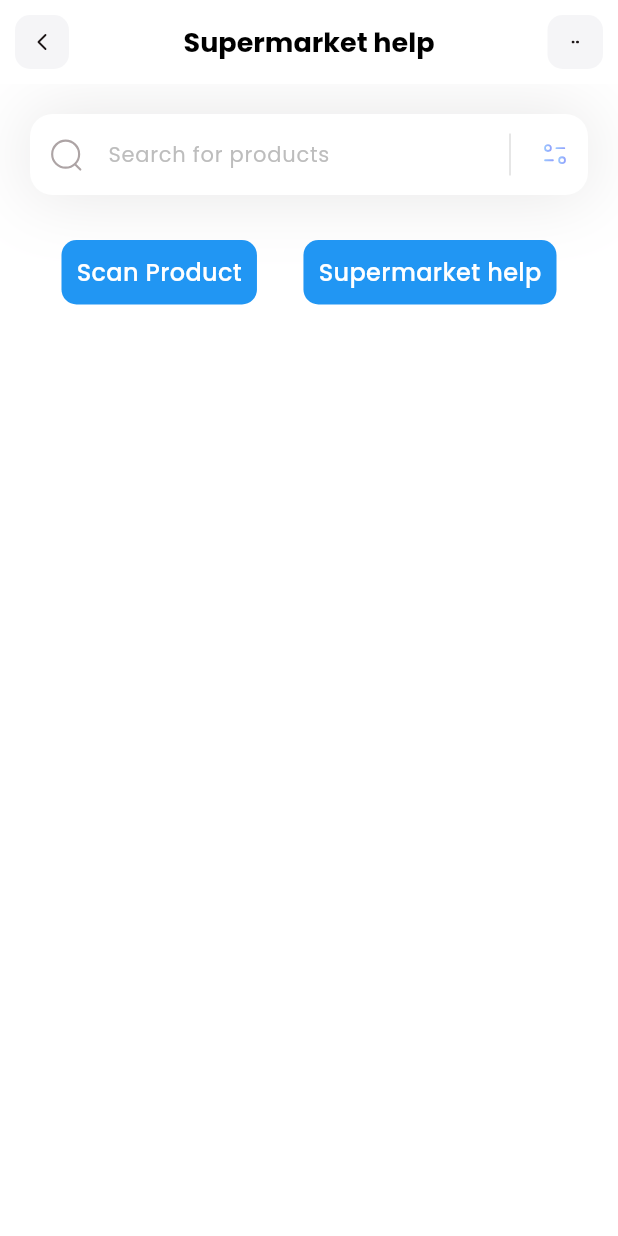
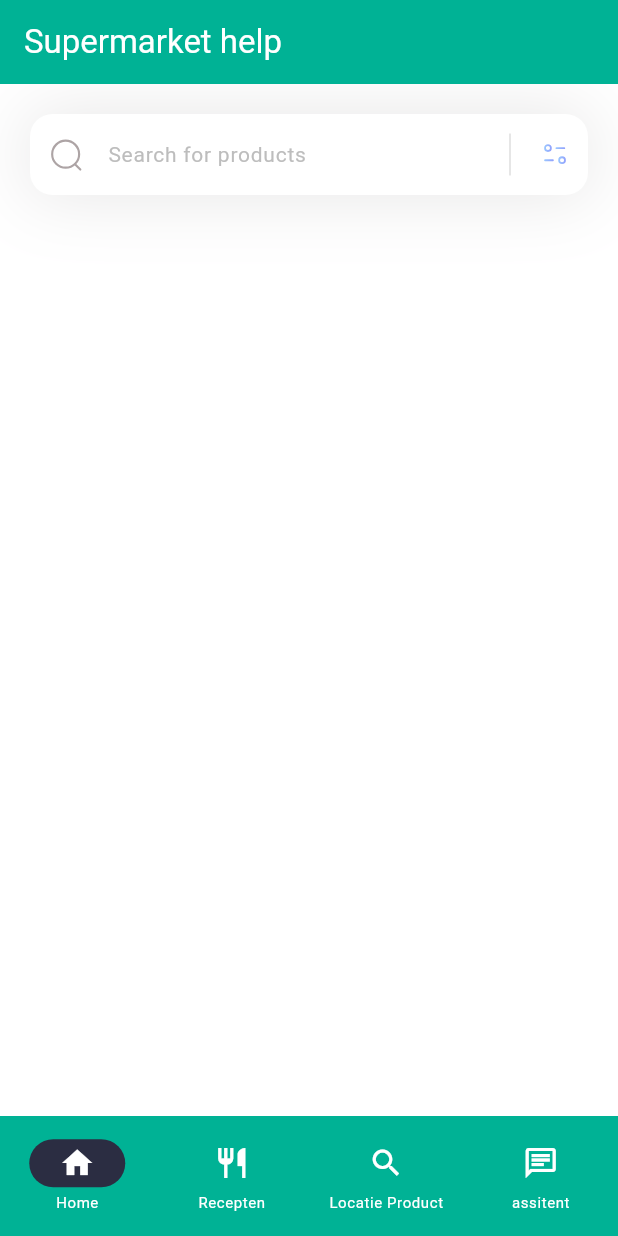
Before and after one commit to Zhantie/storeHelper, a Flutter app: the screen it shows after launch, on a phone screen of 412 x 824 dp. Run offline on Flutter 3.47's test engine with Material 3 defaults, Android fonts, the phone set to English and light mode, and no system bars; our stand-ins replace camera, dash_chat_2, flutter_dotenv, flutter_svg, get, permission_handler; missing offline and left inert: chat_gpt_sdk, flutter_tflite.

Commit message:
using material 3 design - added navigation bar - changed colors - removed old app bar

```diff
--- a/fitness/lib/main.dart
+++ b/fitness/lib/main.dart
@@ -1,5 +1,9 @@
+import 'package:fitness/screens/chat_screen.dart';
 import 'package:fitness/screens/home_screen.dart';
+import 'package:fitness/screens/location_screen.dart';
+import 'package:fitness/screens/recipe_screen.dart';
 import 'package:flutter/material.dart';
+import 'package:flutter/services.dart';
 import 'package:flutter_dotenv/flutter_dotenv.dart';
 
 Future<void> main() async {
@@ -10,12 +14,57 @@ Future<void> main() async {
 class MyApp extends StatelessWidget {
   const MyApp({super.key});
 
-  @override
+   @override
   Widget build(BuildContext context) {
+    // Set the navigation color for android devices.
+    SystemChrome.setSystemUIOverlayStyle(
+      const SystemUiOverlayStyle(
+        systemNavigationBarColor: Color(0xFF00B295),
+        systemNavigationBarDividerColor: Color(0xFF00B295),
+        systemNavigationBarIconBrightness: Brightness.light,
+      ),
+    );
     return MaterialApp(
-      debugShowCheckedModeBanner: false,
-      theme: ThemeData(fontFamily: 'Poppins'),
-      home: const HomePage(),
+      theme: ThemeData(
+        useMaterial3: true,
+        colorScheme: const ColorScheme(
+          primary: Color(0xFF00B295),
+          secondary: Color(0xFF2B2D42),
+          surface: Colors.white,
+          background: Colors.white,
+          error: Colors.red,
+          onPrimary: Colors.white,
+          onSecondary: Colors.white,
+          onSurface: Colors.black,
+          onBackground: Colors.black,
+          onError: Colors.white,
+          brightness: Brightness.light,
+        ),
+        textTheme: const TextTheme(
+          headlineMedium: TextStyle(
+            fontSize: 18.0,
+            fontWeight: FontWeight.bold,
+          ),
+          headlineSmall: TextStyle(
+            fontSize: 18.0,
+            fontWeight: FontWeight.bold,
+          ),
+          bodySmall: TextStyle(
+            fontSize: 10.0,
+          ),
+          bodyMedium: TextStyle(
+            fontSize: 16.0,
+          ),
+        ),
+      ),
+      routes: {
+        // '/': (context) => const SplashScreen(),
+        '/home': (context) => const HomeScreen(),
+        '/recepten': (context) => const RecipeScreen(),
+        '/location': (context) => const LocationProductScreen(),
+        '/chat': (context) => const ChatScreen(),
+      },
+      initialRoute: '/home',
     );
   }
 }
--- /dev/null
+++ b/fitness/lib/navbar/navbar.dart
@@ -0,0 +1,103 @@
+import 'package:flutter/material.dart';
+
+class Navbar extends StatefulWidget {
+  const Navbar({super.key, required this.currentRoute});
+
+  final String currentRoute;
+
+  @override
+  State<Navbar> createState() => _NavbarState();
+}
+
+class _NavbarState extends State<Navbar> {
+  String? currentRoute;
+
+  @override
+  void initState() {
+    super.initState();
+
+    currentRoute = widget.currentRoute;
+  }
+
+  final List<String> _routeNames = [
+    '/home',
+    '/recepten',
+    '/location',
+    '/chat',
+  ];
+
+  int? getRouteIndex() {
+    for (String route in _routeNames) {
+      if (currentRoute == null) return 0;
+      if (currentRoute!.startsWith(route)) {
+        return _routeNames.indexOf(route);
+      }
+    }
+  }
+
+  void attemptPush(int index) {
+    String goal = _routeNames[index];
+    if (currentRoute == goal) return; // Don't push if already on the route
+    if (currentRoute!.startsWith(goal)) {
+      Navigator.pop(context); // We are on a subroute, pop one route back
+      return;
+    }
+    // Push as a replacement
+    Navigator.pushReplacementNamed(context, _routeNames[index]);
+  }
+
+  TextStyle _getTextStyle(BuildContext context, bool isSelected) {
+    final color =
+        isSelected ? Theme.of(context).colorScheme.surface : Colors.white;
+    return (Theme.of(context).textTheme.bodySmall ?? const TextStyle())
+        .copyWith(color: color);
+  }
+
+  IconThemeData _getIconThemeData(BuildContext context, bool isSelected) {
+    final color =
+        isSelected ? Theme.of(context).colorScheme.surface : Colors.white;
+    return IconThemeData(color: color);
+  }
+
+  @override
+  Widget build(BuildContext context) {
+    return Theme(
+      data: Theme.of(context).copyWith(
+        navigationBarTheme: NavigationBarThemeData(
+          labelTextStyle: MaterialStateProperty.resolveWith<TextStyle>(
+            (states) =>
+                _getTextStyle(context, states.contains(MaterialState.selected)),
+          ),
+          iconTheme: MaterialStateProperty.resolveWith<IconThemeData>(
+            (states) => _getIconThemeData(
+                context, states.contains(MaterialState.selected)),
+          ),
+        ),
+      ),
+      child: NavigationBar(
+        backgroundColor: Theme.of(context).colorScheme.primary,
+        indicatorColor: Theme.of(context).colorScheme.secondary,
+        destinations: const <Widget>[
+          NavigationDestination(
+            icon: Icon(Icons.home),
+            label: 'Home',
+          ),
+          NavigationDestination(
+            icon: Icon(Icons.restaurant_sharp),
+            label: 'Recepten',
+          ),
+          NavigationDestination(
+            icon: Icon(Icons.search_outlined),
+            label: 'Locatie Product',
+          ),
+          NavigationDestination(
+            icon: Icon(Icons.chat_outlined),
+            label: 'assitent',
+          ),
+        ],
+        selectedIndex: getRouteIndex() ?? 0,
+        onDestinationSelected: attemptPush,
+      ),
+    );
+  }
+}
--- /dev/null
+++ b/fitness/lib/scaffolds/base_scaffold.dart
@@ -0,0 +1,45 @@
+import 'package:fitness/navbar/navbar.dart';
+import 'package:flutter/material.dart';
+
+class BaseScaffold extends StatefulWidget {
+  const BaseScaffold(
+      {super.key, required this.body, this.appBar, this.showNavbar = true, });
+
+  final Widget body;
+  final AppBar? appBar;
+  final bool showNavbar;
+
+  @override
+  State<BaseScaffold> createState() => _BaseScaffoldState();
+}
+
+class _BaseScaffoldState extends State<BaseScaffold> {
+  String _currentRoute = "/home";
+
+  @override
+  void initState() {
+    super.initState();
+  }
+
+  @override
+  void didChangeDependencies() {
+    super.didChangeDependencies();
+
+    _currentRoute = ModalRoute.of(context)?.settings.name ?? "/home";
+  }
+
+  @override
+  Widget build(BuildContext context) {
+    return Scaffold(
+      extendBody: true,
+      appBar: widget.appBar,
+      body: widget.body,
+      bottomNavigationBar: widget.showNavbar ? Hero(
+        tag: "navbar",
+        child: Navbar(
+          currentRoute: _currentRoute,
+        ),
+      ) : null,
+    );
+  }
+}
--- a/fitness/lib/screens/chat_screen.dart
+++ b/fitness/lib/screens/chat_screen.dart
@@ -1,5 +1,8 @@
 import 'package:chat_gpt_sdk/chat_gpt_sdk.dart';
 import 'package:dash_chat_2/dash_chat_2.dart';
+import 'package:fitness/scaffolds/base_scaffold.dart';
+import 'package:flutter/cupertino.dart';
+import 'package:flutter/widgets.dart';
 import 'package:flutter_dotenv/flutter_dotenv.dart';
 import 'package:flutter/material.dart';
 
@@ -32,14 +35,21 @@ class _ChatScreenState extends State<ChatScreen> {
     lastName: "help",
   );
 
+  List<String> _chipLabels = [
+    "Hulp bij allergieën",
+    "Productlocatie",
+    "Productvoorraad",
+    "Alternatieve producten",
+  ];
+
   List<ChatMessage> _messages = <ChatMessage>[];
   List<ChatUser> _typingUsers = <ChatUser>[];
 
   @override
   Widget build(BuildContext context) {
-    return Scaffold(
+    return BaseScaffold(
       appBar: AppBar(
-        backgroundColor: Colors.lightBlue,
+        backgroundColor: Theme.of(context).primaryColor,
         title: const Text(
           'Albert heijn Assistent',
           style: TextStyle(
@@ -47,18 +57,36 @@ class _ChatScreenState extends State<ChatScreen> {
           ),
         ),
       ),
-      body: DashChat(
+
+      body: Column(
+        children: [
+          // Wrap(
+          //   spacing: 8.0, // gap between adjacent chips
+          //   runSpacing: 4.0, // gap between lines
+          //   children: _chipLabels.map((String label) => Chip(
+          //     label: Text(label),
+          //   )).toList(),
+          // ),
+          Expanded(
+            child: DashChat(
                 currentUser: _currentUser,
                 typingUsers: _typingUsers,
-        messageOptions: const MessageOptions(
-          currentUserContainerColor: Colors.black,
-          containerColor: Colors.blue,
+                messageOptions: MessageOptions(
+                  currentUserContainerColor: Color(0xFF2B2D42),
+                  containerColor: Theme.of(context).primaryColor,
                   textColor: Colors.white,
                 ),
                 onSend: (ChatMessage message) {
                   getChatResponse(message);
                 },
                 messages: _messages,
+              ),
+          ),
+          // Expanded(
+          //   child:
+          // ),
+
+        ],
       ),
     );
   }
--- a/fitness/lib/screens/home_screen.dart
+++ b/fitness/lib/screens/home_screen.dart
@@ -1,89 +1,31 @@
+import 'package:fitness/scaffolds/base_scaffold.dart';
 import 'package:fitness/screens/chat_screen.dart';
 import 'package:fitness/views/camera_view.dart';
 import 'package:flutter/material.dart';
 import 'package:flutter_svg/flutter_svg.dart';
 import 'package:flutter_svg/svg.dart';
 
-class HomePage extends StatelessWidget {
-  const HomePage({super.key});
+class HomeScreen extends StatelessWidget {
+  const HomeScreen ({super.key});
 
   @override
   Widget build(BuildContext context) {
-    return Scaffold(
-      appBar: appBar(),
-      backgroundColor: Colors.white,
+    return BaseScaffold(
+      appBar: AppBar(
+        backgroundColor: Theme.of(context).primaryColor,
+        title: const Text(
+          'Supermarket help',
+          style: TextStyle(
+            color: Colors.white,
+          ),
+        ),
+      ),
       body: Column(
         crossAxisAlignment: CrossAxisAlignment.start,
         children: [
           _searchField(),
           const SizedBox(
             height: 20,
-          ),
-          Container(
-            padding: const EdgeInsets.all(10.0),
-            child: Row(
-              mainAxisAlignment: MainAxisAlignment.spaceEvenly,
-              children: [
-                GestureDetector(
-                  child: Container(
-                    padding: EdgeInsets.all(10),
-                    decoration: BoxDecoration(
-                      color: Colors.blue,
-                      borderRadius: BorderRadius.circular(
-                        10.0,
-                      ),
-                    ),
-                    child: const Center(
-                      child: Text(
-                        'Scan Product',
-                        style: TextStyle(
-                          color: Colors.white,
-                          fontSize: 16,
-                          fontWeight: FontWeight.w500,
-                        ),
-                      ),
-                    ),
-                  ),
-                  onTap: () {
-                    Navigator.push(
-                      context,
-                      MaterialPageRoute(
-                        builder: (context) => const CameraView(),
-                      ),
-                    );
-                  },
-                ),
-                GestureDetector(
-                  child: Container(
-                    padding: EdgeInsets.all(10),
-                    decoration: BoxDecoration(
-                      color: Colors.blue,
-                      borderRadius: BorderRadius.circular(
-                        10.0,
-                      ),
-                    ),
-                    child: const Center(
-                      child: Text(
-                        'Supermarket help',
-                        style: TextStyle(
-                          color: Colors.white,
-                          fontSize: 16,
-                          fontWeight: FontWeight.w500,
-                        ),
-                      ),
-                    ),
-                  ),
-                  onTap: () {
-                    Navigator.push(
-                      context,
-                      MaterialPageRoute(
-                        builder: (context) => ChatScreen(),
-                      ),
-                    );
-                  },
-                ),
-              ],
-            ),
           ),
         ],
       ),
--- /dev/null
+++ b/fitness/lib/screens/location_screen.dart
@@ -0,0 +1,16 @@
+import 'package:fitness/scaffolds/base_scaffold.dart';
+import 'package:fitness/views/camera_view.dart';
+import 'package:flutter/material.dart';
+
+class LocationProductScreen extends StatelessWidget {
+  const LocationProductScreen({super.key});
+
+  @override
+  Widget build(BuildContext context) {
+    return const BaseScaffold(
+      body: SafeArea(
+        child: CameraView(),
+      ),
+    );
+  }
+}
--- /dev/null
+++ b/fitness/lib/screens/recipe_screen.dart
@@ -0,0 +1,24 @@
+import 'package:fitness/scaffolds/base_scaffold.dart';
+import 'package:flutter/material.dart';
+
+class RecipeScreen extends StatelessWidget {
+  const RecipeScreen({super.key});
+
+  @override
+  Widget build(BuildContext context) {
+    return BaseScaffold(
+      appBar: AppBar(
+        title: const Text('Recepten'),
+      ),
+      body: Column(
+        children: [
+          Container(
+            decoration: BoxDecoration(
+              color: Colors.grey,
+            ),
+          )
+        ],
+      ),
+    );
+  }
+}
```
Lines whose indentation alone changed are shown as unchanged.
